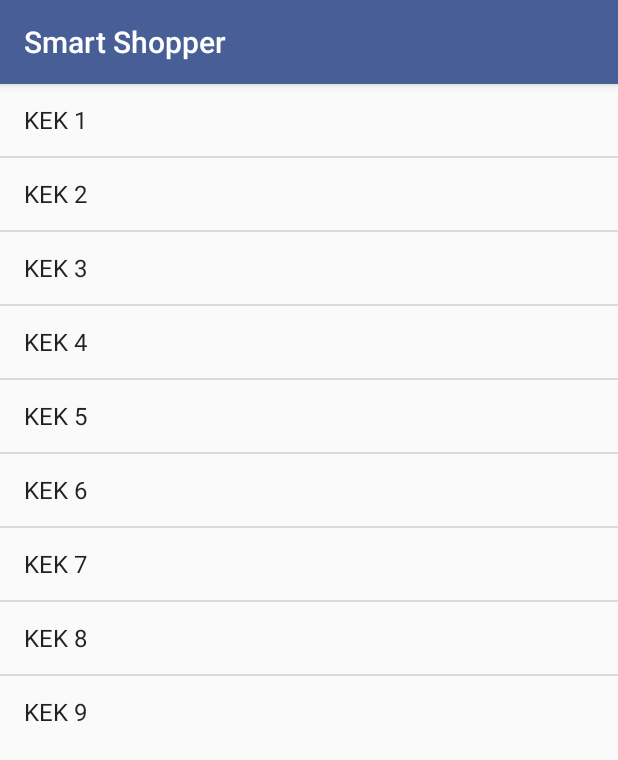
After one commit to BenjaminLang/cpen_321, an Android app: the fragment SearchFragment shown on its own in the app's theme, on a phone screen of 412 x 824 dp. The commit adds this screen. Shown: the top 760 px of the screen. Run offline under Robolectric (Android 15) with nearby library versions, the phone set to English and light mode, and no system bars; 1 statement that could not run was skipped.

Commit message:
unfinished JSON parser and fragment concept (unused)

```diff
--- a/Android/SmartShopper/app/build.gradle
+++ b/Android/SmartShopper/app/build.gradle
@@ -28,5 +28,6 @@
     compile 'com.android.support:appcompat-v7:23.4.0'
     compile 'com.android.support:design:23.4.0'
     compile 'com.android.support:support-v4:23.4.0'
+    compile 'com.android.support:recyclerview-v7:23.4.0'
     testCompile 'junit:junit:4.12'
 }
--- /dev/null
+++ b/Android/SmartShopper/app/src/main/java/androidapp/smartshopper/smartshopper/SearchFragment.java
@@ -0,0 +1,36 @@
+package androidapp.smartshopper.smartshopper;
+
+import android.app.ListFragment;
+import android.os.Bundle;
+import android.view.LayoutInflater;
+import android.view.View;
+import android.view.ViewGroup;
+import android.widget.AdapterView;
+import android.widget.AdapterView.OnItemClickListener;
+import android.widget.ArrayAdapter;
+import android.widget.Toast;
+
+/**
+ * Created by JohnS on 2016-10-23.
+ */
+
+public class SearchFragment extends ListFragment implements OnItemClickListener {
+    @Override
+    public View onCreateView(LayoutInflater inflater, ViewGroup container, Bundle savedInstanceState) {
+        View view = inflater.inflate(R.layout.search_result_fragment, container, false);
+        return view;
+    }
+
+    @Override
+    public void onActivityCreated(Bundle savedInstanceState) {
+        super.onActivityCreated(savedInstanceState);
+        ArrayAdapter adapter = ArrayAdapter.createFromResource(getActivity(), R.array.top_kek, android.R.layout.simple_list_item_1);
+        setListAdapter(adapter);
+        getListView().setOnItemClickListener(this);
+    }
+
+    @Override
+    public void onItemClick(AdapterView<?> parent, View view, int position, long id) {
+        Toast.makeText(getActivity(), "KEK " + position, Toast.LENGTH_SHORT).show();
+    }
+}
--- /dev/null
+++ b/Android/SmartShopper/app/src/main/res/layout/search_result_fragment.xml
@@ -0,0 +1,17 @@
+<?xml version="1.0" encoding="utf-8"?>
+<LinearLayout xmlns:android="http://schemas.android.com/apk/res/android"
+    android:orientation="vertical"
+    android:layout_width="match_parent"
+    android:layout_height="match_parent">
+
+    <ListView
+        android:id="@android:id/list"
+        android:layout_width="match_parent"
+        android:layout_height="wrap_content"/>
+
+    <TextView
+        android:id="@android:id/empty"
+        android:layout_width="match_parent"
+        android:layout_height="match_parent" />
+
+</LinearLayout>
--- a/Android/SmartShopper/app/src/main/res/values/dimens.xml
+++ b/Android/SmartShopper/app/src/main/res/values/dimens.xml
@@ -3,4 +3,5 @@
     <dimen name="activity_horizontal_margin">16dp</dimen>
     <dimen name="activity_vertical_margin">16dp</dimen>
     <dimen name="fab_margin">16dp</dimen>
+    <dimen name="text_margin">16dp</dimen>
 </resources>
--- a/Android/SmartShopper/app/src/main/res/values/strings.xml
+++ b/Android/SmartShopper/app/src/main/res/values/strings.xml
@@ -5,6 +5,18 @@
     <string name="action_search">Search</string>
     <string name="search_hint">Search Products</string>
 
+    <string-array name="top_kek">
+        <item>KEK 1</item>
+        <item>KEK 2</item>
+        <item>KEK 3</item>
+        <item>KEK 4</item>
+        <item>KEK 5</item>
+        <item>KEK 6</item>
+        <item>KEK 7</item>
+        <item>KEK 8</item>
+        <item>KEK 9</item>
+    </string-array>
+
     <!-- TODO: Remove or change this placeholder text -->
     <string name="hello_blank_fragment">Hello blank fragment</string>
 </resources>
```
Also changed, not shown: Android/SmartShopper/app/src/main/java/androidapp/smartshopper/smartshopper/JsonParser.java (added, +47 -0 lines), Android/SmartShopper/app/src/main/java/androidapp/smartshopper/smartshopper/MainActivity.java (+9 -4 lines), Android/SmartShopper/app/src/main/java/androidapp/smartshopper/smartshopper/Product.java (added, +35 -0 lines), Android/SmartShopper/app/src/main/java/androidapp/smartshopper/smartshopper/ProductAdapter.java (added, +17 -0 lines), Android/SmartShopper/app/src/main/java/androidapp/smartshopper/smartshopper/dummy/DummyContent.java (added, +72 -0 lines), Android/SmartShopper/app/src/main/res/layout/activity_main.xml (+9 -0 lines), Android/SmartShopper/app/src/main/res/layout/search_result.xml (added, +56 -0 lines).
